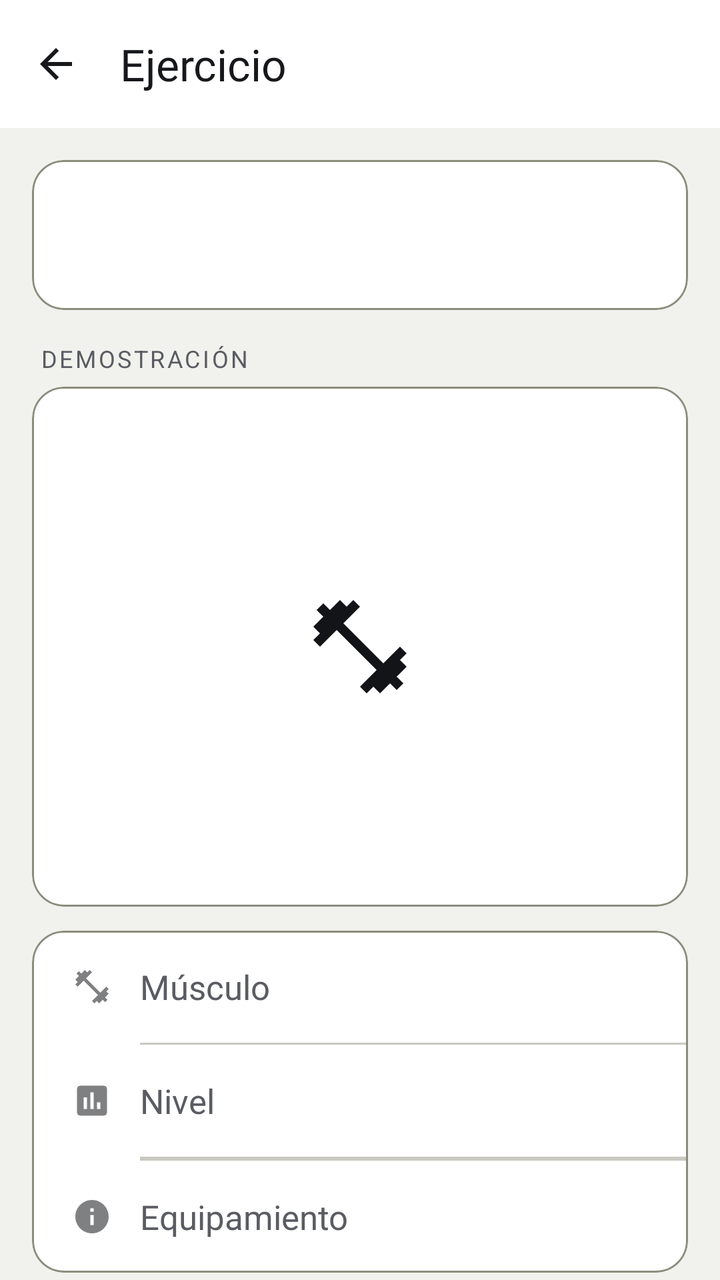
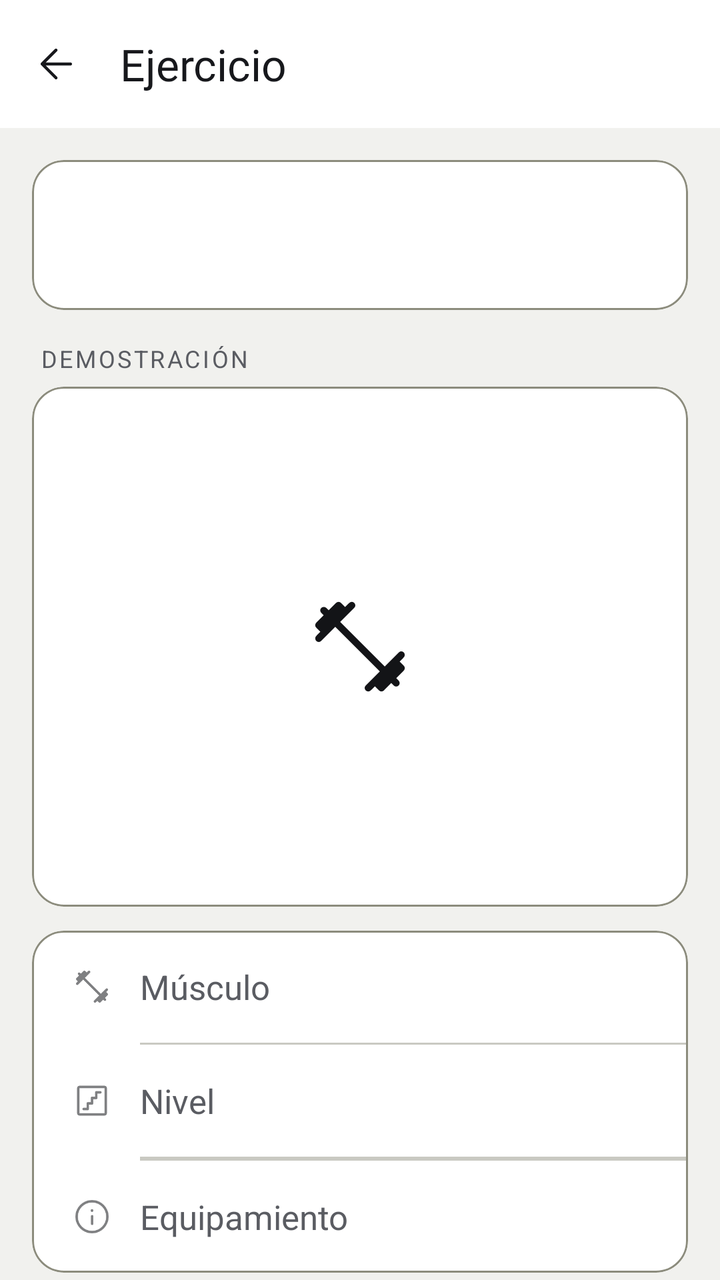

Screens rendered from an Android XML layout before and after an edit, with the pre-edit source and the edit as a unified diff.
<!-- AndroidManifest.xml: application theme Theme.GymProFit -->
<!-- res/layout/activity_detalle_ejercicio.xml -->
<?xml version="1.0" encoding="utf-8"?>
<LinearLayout xmlns:android="http://schemas.android.com/apk/res/android"
    xmlns:app="http://schemas.android.com/apk/res-auto"
    android:layout_width="match_parent"
    android:layout_height="match_parent"
    android:orientation="vertical"
    android:background="?attr/android:colorBackground">

    
    <androidx.appcompat.widget.Toolbar
        android:id="@+id/toolbar"
        android:layout_width="match_parent"
        android:layout_height="?attr/actionBarSize"
        android:background="?attr/colorSurface"
        app:title="@string/detalle_ejercicio_titulo"
        app:titleTextColor="?attr/colorOnSurface"
        app:navigationIcon="@drawable/ic_arrow_back" />

    <androidx.core.widget.NestedScrollView
        android:layout_width="match_parent"
        android:layout_height="0dp"
        android:layout_weight="1">

        <LinearLayout
            android:layout_width="match_parent"
            android:layout_height="wrap_content"
            android:orientation="vertical"
            android:padding="16dp">

            
            <com.google.android.material.card.MaterialCardView
                android:layout_width="match_parent"
                android:layout_height="wrap_content"
                app:cardCornerRadius="16dp"
                app:cardElevation="0dp"
                app:cardBackgroundColor="?attr/colorSurface">

                <TextView
                    android:id="@+id/tvNombreDetalle"
                    android:layout_width="match_parent"
                    android:layout_height="wrap_content"
                    android:padding="20dp"
                    android:textSize="@dimen/text_headline"
                    android:textStyle="bold"
                    android:textColor="?attr/colorOnSurface"
                    android:lineSpacingMultiplier="1.1" />

            </com.google.android.material.card.MaterialCardView>

            
            <TextView
                android:layout_width="match_parent"
                android:layout_height="wrap_content"
                android:layout_marginTop="16dp"
                android:layout_marginBottom="6dp"
                android:paddingStart="4dp"
                android:text="@string/detalle_ejercicio_demostracion"
                android:textSize="@dimen/text_eyebrow"
                android:textAllCaps="true"
                android:letterSpacing="0.1"
                android:textColor="?attr/colorOnSurfaceVariant" />

            
            <com.google.android.material.card.MaterialCardView
                android:layout_width="match_parent"
                android:layout_height="260dp"
                app:cardCornerRadius="16dp"
                app:cardElevation="0dp"
                app:cardBackgroundColor="#FFFFFF"
                app:cardUseCompatPadding="false"
                app:cardPreventCornerOverlap="false">

                <FrameLayout
                    android:layout_width="match_parent"
                    android:layout_height="match_parent"
                    android:background="#FFFFFF">

                    <LinearLayout
                        android:id="@+id/layoutVideoPlaceholder"
                        android:layout_width="match_parent"
                        android:layout_height="match_parent"
                        android:orientation="vertical"
                        android:gravity="center">

                        <ImageView
                            android:layout_width="56dp"
                            android:layout_height="56dp"
                            android:src="@drawable/ic_ejercicios"
                            android:tint="#33000000"
                            android:contentDescription="@null" />

                    </LinearLayout>

                    
                    <ImageView
                        android:id="@+id/ivImagenDetalle"
                        android:layout_width="match_parent"
                        android:layout_height="match_parent"
                        android:scaleType="fitCenter"
                        android:padding="6dp"
                        android:visibility="gone"
                        android:contentDescription="@null" />

                </FrameLayout>

            </com.google.android.material.card.MaterialCardView>

            
            <com.google.android.material.card.MaterialCardView
                android:layout_width="match_parent"
                android:layout_height="wrap_content"
                android:layout_marginTop="12dp"
                app:cardCornerRadius="16dp"
                app:cardElevation="0dp"
                app:cardBackgroundColor="?attr/colorSurface">

                <LinearLayout
                    android:layout_width="match_parent"
                    android:layout_height="wrap_content"
                    android:orientation="vertical">

                    
                    <LinearLayout
                        android:layout_width="match_parent"
                        android:layout_height="56dp"
                        android:orientation="horizontal"
                        android:gravity="center_vertical"
                        android:paddingStart="20dp"
                        android:paddingEnd="20dp">

                        <ImageView
                            android:layout_width="20dp"
                            android:layout_height="20dp"
                            android:src="@drawable/ic_ejercicios"
                            android:alpha="0.55"
                            android:contentDescription="@null" />

                        <TextView
                            android:layout_width="0dp"
                            android:layout_height="wrap_content"
                            android:layout_weight="1"
                            android:layout_marginStart="14dp"
                            android:text="@string/detalle_ejercicio_musculo"
                            android:textSize="@dimen/text_body"
                            android:textColor="?attr/colorOnSurfaceVariant" />

                        <TextView
                            android:id="@+id/tvStatMusculo"
                            android:layout_width="wrap_content"
                            android:layout_height="wrap_content"
                            android:textSize="@dimen/text_body"
                            android:textStyle="bold"
                            android:textColor="?attr/colorOnSurface" />

                    </LinearLayout>

                    <View
                        android:layout_width="match_parent"
                        android:layout_height="1dp"
                        android:layout_marginStart="54dp"
                        android:background="?attr/colorOutlineVariant" />

                    
                    <LinearLayout
                        android:layout_width="match_parent"
                        android:layout_height="56dp"
                        android:orientation="horizontal"
                        android:gravity="center_vertical"
                        android:paddingStart="20dp"
                        android:paddingEnd="20dp">

                        <ImageView
                            android:layout_width="20dp"
                            android:layout_height="20dp"
                            android:src="@drawable/ic_nivel"
                            android:alpha="0.55"
                            android:contentDescription="@null" />

                        <TextView
                            android:layout_width="0dp"
                            android:layout_height="wrap_content"
                            android:layout_weight="1"
                            android:layout_marginStart="14dp"
                            android:text="@string/detalle_ejercicio_nivel"
                            android:textSize="@dimen/text_body"
                            android:textColor="?attr/colorOnSurfaceVariant" />

                        <TextView
                            android:id="@+id/tvStatNivel"
                            android:layout_width="wrap_content"
                            android:layout_height="wrap_content"
                            android:textSize="@dimen/text_body"
                            android:textStyle="bold"
                            android:textColor="?attr/colorOnSurface" />

                    </LinearLayout>

                    <View
                        android:layout_width="match_parent"
                        android:layout_height="1dp"
                        android:layout_marginStart="54dp"
                        android:background="?attr/colorOutlineVariant" />

                    

                    <View
                        android:layout_width="match_parent"
                        android:layout_height="1dp"
                        android:layout_marginStart="54dp"
                        android:background="?attr/colorOutlineVariant" />

                    
                    <LinearLayout
                        android:id="@+id/rowEquipamiento"
                        android:layout_width="match_parent"
                        android:layout_height="56dp"
                        android:orientation="horizontal"
                        android:gravity="center_vertical"
                        android:paddingStart="20dp"
                        android:paddingEnd="20dp">

                        <ImageView
                            android:layout_width="20dp"
                            android:layout_height="20dp"
                            android:src="@drawable/ic_info"
                            android:alpha="0.55"
                            android:contentDescription="@null" />

                        <TextView
                            android:layout_width="0dp"
                            android:layout_height="wrap_content"
                            android:layout_weight="1"
                            android:layout_marginStart="14dp"
                            android:text="@string/detalle_ejercicio_equipamiento"
                            android:textSize="@dimen/text_body"
                            android:textColor="?attr/colorOnSurfaceVariant" />

                        <TextView
                            android:id="@+id/tvStatEquipamiento"
                            android:layout_width="wrap_content"
                            android:layout_height="wrap_content"
                            android:textSize="@dimen/text_body"
                            android:textStyle="bold"
                            android:textColor="?attr/colorOnSurface" />

                    </LinearLayout>

                </LinearLayout>

            </com.google.android.material.card.MaterialCardView>

            
            <com.google.android.material.card.MaterialCardView
                android:id="@+id/cardProgresion"
                android:layout_width="match_parent"
                android:layout_height="wrap_content"
                android:layout_marginTop="12dp"
                app:cardCornerRadius="16dp"
                app:cardElevation="0dp"
                android:visibility="gone">

                <LinearLayout
                    android:layout_width="match_parent"
                    android:layout_height="wrap_content"
                    android:orientation="vertical"
                    android:padding="16dp">

                    <TextView
                        android:layout_width="wrap_content"
                        android:layout_height="wrap_content"
                        android:text="@string/detalle_progresion_titulo"
                        android:textAppearance="@style/TextAppearance.GymProFit.Label"
                        android:textColor="?attr/colorOnSurfaceVariant" />

                    <com.github.mikephil.charting.charts.LineChart
                        android:id="@+id/chartProgresion"
                        android:layout_width="match_parent"
                        android:layout_height="200dp"
                        android:layout_marginTop="8dp" />

                </LinearLayout>

            </com.google.android.material.card.MaterialCardView>

            
            <com.google.android.material.card.MaterialCardView
                android:id="@+id/cardDescripcion"
                android:layout_width="match_parent"
                android:layout_height="wrap_content"
                android:layout_marginTop="12dp"
                app:cardCornerRadius="16dp"
                app:cardElevation="0dp"
                app:cardBackgroundColor="?attr/colorSurface">

                <LinearLayout
                    android:layout_width="match_parent"
                    android:layout_height="wrap_content"
                    android:orientation="vertical"
                    android:padding="20dp">

                    <TextView
                        android:layout_width="match_parent"
                        android:layout_height="wrap_content"
                        android:text="@string/detalle_ejercicio_descripcion"
                        android:textSize="@dimen/text_body"
                        android:textStyle="bold"
                        android:textColor="?attr/colorOnSurface"
                        android:layout_marginBottom="10dp" />

                    <TextView
                        android:id="@+id/tvDescripcion"
                        android:layout_width="match_parent"
                        android:layout_height="wrap_content"
                        android:textSize="@dimen/text_body"
                        android:textColor="?attr/colorOnSurfaceVariant"
                        android:lineSpacingMultiplier="1.5" />

                </LinearLayout>

            </com.google.android.material.card.MaterialCardView>

            
            <com.google.android.material.card.MaterialCardView
                android:id="@+id/cardInstrucciones"
                android:layout_width="match_parent"
                android:layout_height="wrap_content"
                android:layout_marginTop="12dp"
                android:layout_marginBottom="8dp"
                app:cardCornerRadius="16dp"
                app:cardElevation="0dp"
                app:cardBackgroundColor="?attr/colorSurface">

                <LinearLayout
                    android:layout_width="match_parent"
                    android:layout_height="wrap_content"
                    android:orientation="vertical"
                    android:padding="20dp">

                    <TextView
                        android:layout_width="match_parent"
                        android:layout_height="wrap_content"
                        android:text="@string/detalle_ejercicio_instrucciones"
                        android:textSize="@dimen/text_body"
                        android:textStyle="bold"
                        android:textColor="?attr/colorOnSurface"
                        android:layout_marginBottom="10dp" />

                    <TextView
                        android:id="@+id/tvInstrucciones"
                        android:layout_width="match_parent"
                        android:layout_height="wrap_content"
                        android:textSize="@dimen/text_body"
                        android:textColor="?attr/colorOnSurfaceVariant"
                        android:lineSpacingMultiplier="1.7" />

                </LinearLayout>

            </com.google.android.material.card.MaterialCardView>

        </LinearLayout>

    </androidx.core.widget.NestedScrollView>

</LinearLayout>
<!-- resources referenced by this layout -->
<resources>
  <!-- drawable ic_arrow_back (drawable) -->
  <vector xmlns:android="http://schemas.android.com/apk/res/android"
      android:width="24dp"
      android:height="24dp"
      android:viewportWidth="24"
      android:viewportHeight="24">
      <path
          android:fillColor="?attr/colorOnSurface"
          android:pathData="M20,11H7.83l5.59,-5.59L12,4l-8,8 8,8 1.41,-1.41L7.83,13H20v-2z"/>
  </vector>
  <!-- drawable ic_ejercicios (drawable) -->
  <vector xmlns:android="http://schemas.android.com/apk/res/android"
      android:width="24dp"
      android:height="24dp"
      android:viewportWidth="24"
      android:viewportHeight="24">
      <path
          android:fillColor="?attr/colorOnSurface"
          android:pathData="M20.57,14.86L22,13.43 20.57,12 17,15.57 8.43,7 12,3.43 10.57,2 9.14,3.43 7.71,2 5.57,4.14 4.14,2.71 2.71,4.14l1.43,1.43L2,7.71l1.43,1.43L2,10.57 3.43,12 7,8.43 15.57,17 12,20.57 13.43,22l1.43,-1.43L16.29,22l2.14,-2.14 1.43,1.43 1.43,-1.43 -1.43,-1.43L22,16.29z"/>
  </vector>
  <!-- drawable ic_info (drawable) -->
  <vector xmlns:android="http://schemas.android.com/apk/res/android"
      android:width="24dp"
      android:height="24dp"
      android:viewportWidth="24"
      android:viewportHeight="24">
      <path
          android:fillColor="?attr/colorOnSurface"
          android:pathData="M12,2C6.48,2 2,6.48 2,12s4.48,10 10,10 10,-4.48 10,-10S17.52,2 12,2zM13,17h-2v-6h2v6zM13,9h-2L11,7h2v2z"/>
  </vector>
  <!-- drawable ic_nivel (drawable) -->
  <vector xmlns:android="http://schemas.android.com/apk/res/android"
      android:width="24dp" android:height="24dp"
      android:viewportWidth="24" android:viewportHeight="24">
      <path android:fillColor="?attr/colorOnSurface"
          android:pathData="M19,3H5C3.9,3 3,3.9 3,5v14c0,1.1 0.9,2 2,2h14c1.1,0 2,-0.9 2,-2V5C21,3.9 20.1,3 19,3zM9,17H7v-7h2V17zM13,17h-2V7h2V17zM17,17h-2v-4h2V17z"/>
  </vector>
  <style name="Theme.GymProFit" parent="Theme.Material3.DayNight.NoActionBar">
          
          <item name="colorPrimary">@color/gp_primary</item>
          <item name="colorOnPrimary">@color/gp_on_primary</item>
          <item name="colorPrimaryContainer">@color/gp_primary_container</item>
          <item name="colorOnPrimaryContainer">@color/gp_on_primary_container</item>
          <item name="colorSecondary">@color/gp_gold</item>
          <item name="colorSurface">@color/gp_surface</item>
          <item name="colorOnSurface">@color/gp_on_surface</item>
          <item name="colorSurfaceVariant">@color/gp_surface_2</item>
          <item name="colorOnSurfaceVariant">@color/gp_text_secondary</item>
          <item name="colorOutline">@color/gp_stroke</item>
          <item name="colorOutlineVariant">@color/gp_divider</item>
          <item name="colorError">@color/gp_error</item>
          <item name="android:colorBackground">@color/gp_background</item>
          <item name="android:windowBackground">@color/gp_background</item>
          <item name="android:textColorPrimary">@color/gp_on_surface</item>
          <item name="android:textColorSecondary">@color/gp_text_secondary</item>
  
          
          <item name="android:statusBarColor">@color/gp_background</item>
          <item name="android:navigationBarColor">@color/gp_background</item>
          <item name="android:windowLightStatusBar">@bool/gp_iconos_barra_oscuros</item>
  
          
          <item name="android:windowAnimationStyle">@style/GymProFit.WindowAnimation</item>
  
          
          <item name="materialCardViewStyle">@style/Widget.GymProFit.Card</item>
          <item name="materialButtonStyle">@style/Widget.GymProFit.Button</item>
          <item name="chipStyle">@style/Widget.GymProFit.Chip</item>
          <item name="bottomNavigationStyle">@style/Widget.GymProFit.BottomNavigationView</item>
          <item name="floatingActionButtonStyle">@style/Widget.GymProFit.Fab</item>
          <item name="materialAlertDialogTheme">@style/ThemeOverlay.GymProFit.Dialog</item>
          <item name="popupMenuStyle">@style/Widget.GymProFit.PopupMenu</item>
          <item name="android:popupMenuStyle">@style/Widget.GymProFit.PopupMenu</item>
          <item name="snackbarStyle">@style/Widget.GymProFit.Snackbar</item>
  
          
          
          <item name="textAppearanceDisplayLarge">@style/Font.GymProFit.DisplayLarge</item>
          <item name="textAppearanceDisplayMedium">@style/Font.GymProFit.DisplayMedium</item>
          <item name="textAppearanceDisplaySmall">@style/Font.GymProFit.DisplaySmall</item>
          <item name="textAppearanceHeadlineLarge">@style/Font.GymProFit.HeadlineLarge</item>
          <item name="textAppearanceHeadlineMedium">@style/Font.GymProFit.HeadlineMedium</item>
          <item name="textAppearanceHeadlineSmall">@style/Font.GymProFit.HeadlineSmall</item>
          <item name="textAppearanceTitleLarge">@style/Font.GymProFit.TitleLarge</item>
          <item name="textAppearanceTitleMedium">@style/Font.GymProFit.TitleMedium</item>
          <item name="textAppearanceTitleSmall">@style/Font.GymProFit.TitleSmall</item>
          <item name="textAppearanceBodyLarge">@style/Font.GymProFit.BodyLarge</item>
          <item name="textAppearanceBodyMedium">@style/Font.GymProFit.BodyMedium</item>
          <item name="textAppearanceBodySmall">@style/Font.GymProFit.BodySmall</item>
          <item name="textAppearanceLabelLarge">@style/Font.GymProFit.LabelLarge</item>
          <item name="textAppearanceLabelMedium">@style/Font.GymProFit.LabelMedium</item>
          <item name="textAppearanceLabelSmall">@style/Font.GymProFit.LabelSmall</item>
      </style>
  <style name="Widget.GymProFit.Chip" parent="Widget.Material3.Chip.Filter">
          <item name="chipBackgroundColor">@color/chip_background_selector</item>
          <item name="android:textColor">@color/chip_text_selector</item>
          <item name="chipStrokeColor">@color/gp_stroke</item>
          <item name="chipStrokeWidth">1dp</item>
          <item name="chipCornerRadius">12dp</item>
          <item name="checkedIconTint">?attr/colorPrimary</item>
      </style>
  <!-- unchanged entries left out for length: 51 -->
</resources>

<!-- the commit's change to res/layout/activity_detalle_ejercicio.xml (unified diff, before → after) -->
@@ -14,7 +14,7 @@
         android:background="?attr/colorSurface"
         app:title="@string/detalle_ejercicio_titulo"
         app:titleTextColor="?attr/colorOnSurface"
-        app:navigationIcon="@drawable/ic_arrow_back" />
+        app:navigationIcon="@drawable/ic_ms_arrow_back" />
 
     <androidx.core.widget.NestedScrollView
         android:layout_width="match_parent"
@@ -85,7 +85,7 @@
                         <ImageView
                             android:layout_width="56dp"
                             android:layout_height="56dp"
-                            android:src="@drawable/ic_ejercicios"
+                            android:src="@drawable/ic_ms_fitness_center"
                             android:tint="#33000000"
                             android:contentDescription="@null" />
 
@@ -131,7 +131,7 @@
                         <ImageView
                             android:layout_width="20dp"
                             android:layout_height="20dp"
-                            android:src="@drawable/ic_ejercicios"
+                            android:src="@drawable/ic_ms_fitness_center"
                             android:alpha="0.55"
                             android:contentDescription="@null" />
 
@@ -172,7 +172,7 @@
                         <ImageView
                             android:layout_width="20dp"
                             android:layout_height="20dp"
-                            android:src="@drawable/ic_nivel"
+                            android:src="@drawable/ic_ms_stairs"
                             android:alpha="0.55"
                             android:contentDescription="@null" />
 
@@ -222,7 +222,7 @@
                         <ImageView
                             android:layout_width="20dp"
                             android:layout_height="20dp"
-                            android:src="@drawable/ic_info"
+                            android:src="@drawable/ic_ms_info"
                             android:alpha="0.55"
                             android:contentDescription="@null" />
 
<!-- resource entries referenced after the edit -->
@@ -1,41 +1,48 @@
 <!-- resources referenced by this layout -->
 <resources>
-  <!-- drawable ic_arrow_back (drawable) -->
-  <vector xmlns:android="http://schemas.android.com/apk/res/android"
-      android:width="24dp"
-      android:height="24dp"
-      android:viewportWidth="24"
-      android:viewportHeight="24">
-      <path
-          android:fillColor="?attr/colorOnSurface"
-          android:pathData="M20,11H7.83l5.59,-5.59L12,4l-8,8 8,8 1.41,-1.41L7.83,13H20v-2z"/>
-  </vector>
-  <!-- drawable ic_ejercicios (drawable) -->
-  <vector xmlns:android="http://schemas.android.com/apk/res/android"
-      android:width="24dp"
-      android:height="24dp"
-      android:viewportWidth="24"
-      android:viewportHeight="24">
-      <path
-          android:fillColor="?attr/colorOnSurface"
-          android:pathData="M20.57,14.86L22,13.43 20.57,12 17,15.57 8.43,7 12,3.43 10.57,2 9.14,3.43 7.71,2 5.57,4.14 4.14,2.71 2.71,4.14l1.43,1.43L2,7.71l1.43,1.43L2,10.57 3.43,12 7,8.43 15.57,17 12,20.57 13.43,22l1.43,-1.43L16.29,22l2.14,-2.14 1.43,1.43 1.43,-1.43 -1.43,-1.43L22,16.29z"/>
-  </vector>
-  <!-- drawable ic_info (drawable) -->
-  <vector xmlns:android="http://schemas.android.com/apk/res/android"
-      android:width="24dp"
-      android:height="24dp"
-      android:viewportWidth="24"
-      android:viewportHeight="24">
-      <path
-          android:fillColor="?attr/colorOnSurface"
-          android:pathData="M12,2C6.48,2 2,6.48 2,12s4.48,10 10,10 10,-4.48 10,-10S17.52,2 12,2zM13,17h-2v-6h2v6zM13,9h-2L11,7h2v2z"/>
-  </vector>
-  <!-- drawable ic_nivel (drawable) -->
+  <!-- drawable ic_ms_arrow_back (drawable) -->
+  <?xml version="1.0" encoding="utf-8"?>
   <vector xmlns:android="http://schemas.android.com/apk/res/android"
       android:width="24dp" android:height="24dp"
-      android:viewportWidth="24" android:viewportHeight="24">
-      <path android:fillColor="?attr/colorOnSurface"
-          android:pathData="M19,3H5C3.9,3 3,3.9 3,5v14c0,1.1 0.9,2 2,2h14c1.1,0 2,-0.9 2,-2V5C21,3.9 20.1,3 19,3zM9,17H7v-7h2V17zM13,17h-2V7h2V17zM17,17h-2v-4h2V17z"/>
+      android:viewportWidth="960" android:viewportHeight="960">
+      <group android:translateY="960">
+          <path
+              android:fillColor="?attr/colorOnSurface"
+              android:pathData="m274-450 227 227q9 9 9 21t-9 21q-9 9-21 9t-21-9L181-459q-5-5-7-10t-2-11q0-6 2-11t7-10l278-278q9-9 21-9t21 9q9 9 9 21t-9 21L274-510h496q13 0 21.5 8.5T800-480q0 13-8.5 21.5T770-450H274Z"/>
+      </group>
+  </vector>
+  <!-- drawable ic_ms_fitness_center (drawable) -->
+  <?xml version="1.0" encoding="utf-8"?>
+  <vector xmlns:android="http://schemas.android.com/apk/res/android"
+      android:width="24dp" android:height="24dp"
+      android:viewportWidth="960" android:viewportHeight="960">
+      <group android:translateY="960">
+          <path
+              android:fillColor="?attr/colorOnSurface"
+              android:pathData="M268-650 147-529q-9 9-21 9t-21-9q-8-8-8.5-20.5T104-571l36-37-35-35q-9-9-9-21t9-21l64-64-21-21q-9-9-9-21t9-21q8-8 20.5-8.5T190-813l22 21 63-63q9-9 21-9t21 9l35 35 37-36q9-8 21-8t21 9q9 9 9 21t-9 21L310-692l382 382 121-121q9-9 21-9t21 9q8 8 8.5 20.5T856-389l-36 37 35 35q9 9 9 21t-9 21l-65 65 21 21q9 9 9 21t-9 21q-9 9-21 9t-21-9l-21-21-63 63q-9 9-21 9t-21-9l-35-35-37 36q-9 8-21 8t-21-9q-9-9-9-21t9-21l121-121-382-382Z"/>
+      </group>
+  </vector>
+  <!-- drawable ic_ms_info (drawable) -->
+  <?xml version="1.0" encoding="utf-8"?>
+  <vector xmlns:android="http://schemas.android.com/apk/res/android"
+      android:width="24dp" android:height="24dp"
+      android:viewportWidth="960" android:viewportHeight="960">
+      <group android:translateY="960">
+          <path
+              android:fillColor="?attr/colorOnSurface"
+              android:pathData="M504.5-288.63q8.5-8.62 8.5-21.37v-180q0-12.75-8.68-21.38-8.67-8.62-21.5-8.62-12.82 0-21.32 8.62-8.5 8.63-8.5 21.38v180q0 12.75 8.68 21.37 8.67 8.63 21.5 8.63 12.82 0 21.32-8.63Zm-1-314.57q9.5-9.2 9.5-22.8 0-14.45-9.48-24.22-9.48-9.78-23.5-9.78t-23.52 9.78Q447-640.45 447-626q0 13.6 9.48 22.8 9.48 9.2 23.5 9.2t23.52-9.2ZM480.27-80q-82.74 0-155.5-31.5Q252-143 197.5-197.5t-86-127.34Q80-397.68 80-480.5t31.5-155.66Q143-709 197.5-763t127.34-85.5Q397.68-880 480.5-880t155.66 31.5Q709-817 763-763t85.5 127Q880-563 880-480.27q0 82.74-31.5 155.5Q817-252 763-197.68q-54 54.31-127 86Q563-80 480.27-80Zm.23-60Q622-140 721-239.5t99-241Q820-622 721.19-721T480-820q-141 0-240.5 98.81T140-480q0 141 99.5 240.5t241 99.5Zm-.5-340Z"/>
+      </group>
+  </vector>
+  <!-- drawable ic_ms_stairs (drawable) -->
+  <?xml version="1.0" encoding="utf-8"?>
+  <vector xmlns:android="http://schemas.android.com/apk/res/android"
+      android:width="24dp" android:height="24dp"
+      android:viewportWidth="960" android:viewportHeight="960">
+      <group android:translateY="960">
+          <path
+              android:fillColor="?attr/colorOnSurface"
+              android:pathData="M407-383h73q12.75 0 21.38-8.63Q510-400.25 510-413v-103h73q12.75 0 21.38-8.63Q613-533.25 613-546v-104h67q12.75 0 21.38-8.68 8.62-8.67 8.62-21.5 0-12.82-8.62-21.32-8.63-8.5-21.38-8.5h-97q-12.75 0-21.37 8.62Q553-692.75 553-680v103h-73q-12.75 0-21.37 8.62Q450-559.75 450-547v103h-73q-12.75 0-21.37 8.62Q347-426.75 347-414v104h-67q-12.75 0-21.37 8.68-8.63 8.67-8.63 21.5 0 12.82 8.63 21.32 8.62 8.5 21.37 8.5h97q12.75 0 21.38-8.63Q407-267.25 407-280v-103ZM180-120q-24 0-42-18t-18-42v-600q0-24 18-42t42-18h600q24 0 42 18t18 42v600q0 24-18 42t-42 18H180Zm0-60h600v-600H180v600Zm0-600v600-600Z"/>
+      </group>
   </vector>
   <style name="Theme.GymProFit" parent="Theme.Material3.DayNight.NoActionBar">
           
@@ -76,6 +83,11 @@
           <item name="snackbarStyle">@style/Widget.GymProFit.Snackbar</item>
   
           
+          <item name="spinnerStyle">@style/Widget.GymProFit.Spinner</item>
+          <item name="android:spinnerStyle">@style/Widget.GymProFit.Spinner</item>
+          <item name="searchViewStyle">@style/Widget.GymProFit.SearchView</item>
+  
+          
           
           <item name="textAppearanceDisplayLarge">@style/Font.GymProFit.DisplayLarge</item>
           <item name="textAppearanceDisplayMedium">@style/Font.GymProFit.DisplayMedium</item>
@@ -100,7 +112,71 @@
           <item name="chipStrokeWidth">1dp</item>
           <item name="chipCornerRadius">12dp</item>
           <item name="checkedIconTint">?attr/colorPrimary</item>
+          <item name="checkedIcon">@drawable/ic_ms_check</item>
       </style>
+  <style name="Widget.GymProFit.Spinner" parent="Widget.AppCompat.Spinner">
+          <item name="android:background">@drawable/bg_spinner</item>
+          <item name="android:paddingEnd">44dp</item>
+      </style>
+  <style name="Widget.GymProFit.SearchView" parent="Widget.AppCompat.SearchView">
+          <item name="searchIcon">@drawable/ic_ms_search</item>
+          <item name="searchHintIcon">@drawable/ic_ms_search</item>
+          <item name="closeIcon">@drawable/ic_ms_close</item>
+      </style>
+  <!-- drawable ic_ms_check (drawable) -->
+  <?xml version="1.0" encoding="utf-8"?>
+  <vector xmlns:android="http://schemas.android.com/apk/res/android"
+      android:width="24dp" android:height="24dp"
+      android:viewportWidth="960" android:viewportHeight="960">
+      <group android:translateY="960">
+          <path
+              android:fillColor="?attr/colorOnSurface"
+              android:pathData="m378-332 363-363q9-9 21.5-9t21.5 9q9 9 9 21.5t-9 21.5L399-267q-9 9-21 9t-21-9L175-449q-9-9-8.5-21.5T176-492q9-9 21.5-9t21.5 9l159 160Z"/>
+      </group>
+  </vector>
+  <!-- drawable bg_spinner (drawable) -->
+  <?xml version="1.0" encoding="utf-8"?>
+  <layer-list xmlns:android="http://schemas.android.com/apk/res/android">
+      <item
+          android:width="24dp"
+          android:height="24dp"
+          android:gravity="end|center_vertical"
+          android:end="12dp"
+          android:drawable="@drawable/ic_ms_keyboard_arrow_down" />
+  </layer-list>
+  <!-- drawable ic_ms_search (drawable) -->
+  <?xml version="1.0" encoding="utf-8"?>
+  <vector xmlns:android="http://schemas.android.com/apk/res/android"
+      android:width="24dp" android:height="24dp"
+      android:viewportWidth="960" android:viewportHeight="960">
+      <group android:translateY="960">
+          <path
+              android:fillColor="?attr/colorOnSurface"
+              android:pathData="M378-329q-108.16 0-183.08-75Q120-479 120-585t75-181q75-75 181.5-75t181 75Q632-691 632-584.85 632-542 618-502q-14 40-42 75l242 240q9 8.56 9 21.78T818-143q-9 9-22.22 9-13.22 0-21.78-9L533-384q-30 26-69.96 40.5Q423.08-329 378-329Zm-1-60q81.25 0 138.13-57.5Q572-504 572-585t-56.87-138.5Q458.25-781 377-781q-82.08 0-139.54 57.5Q180-666 180-585t57.46 138.5Q294.92-389 377-389Z"/>
+      </group>
+  </vector>
+  <!-- drawable ic_ms_close (drawable) -->
+  <?xml version="1.0" encoding="utf-8"?>
+  <vector xmlns:android="http://schemas.android.com/apk/res/android"
+      android:width="24dp" android:height="24dp"
+      android:viewportWidth="960" android:viewportHeight="960">
+      <group android:translateY="960">
+          <path
+              android:fillColor="?attr/colorOnSurface"
+              android:pathData="M480-438 270-228q-9 9-21 9t-21-9q-9-9-9-21t9-21l210-210-210-210q-9-9-9-21t9-21q9-9 21-9t21 9l210 210 210-210q9-9 21-9t21 9q9 9 9 21t-9 21L522-480l210 210q9 9 9 21t-9 21q-9 9-21 9t-21-9L480-438Z"/>
+      </group>
+  </vector>
+  <!-- drawable ic_ms_keyboard_arrow_down (drawable) -->
+  <?xml version="1.0" encoding="utf-8"?>
+  <vector xmlns:android="http://schemas.android.com/apk/res/android"
+      android:width="24dp" android:height="24dp"
+      android:viewportWidth="960" android:viewportHeight="960">
+      <group android:translateY="960">
+          <path
+              android:fillColor="?attr/colorOnSurfaceVariant"
+              android:pathData="M469-358q-5-2-10-7L261-563q-9-9-8.5-21.5T262-606q9-9 21.5-9t21.5 9l175 176 176-176q9-9 21-8.5t21 9.5q9 9 9 21.5t-9 21.5L501-365q-5 5-10 7t-11 2q-6 0-11-2Z"/>
+      </group>
+  </vector>
   <!-- unchanged entries left out for length: 51 -->
 </resources>
 
